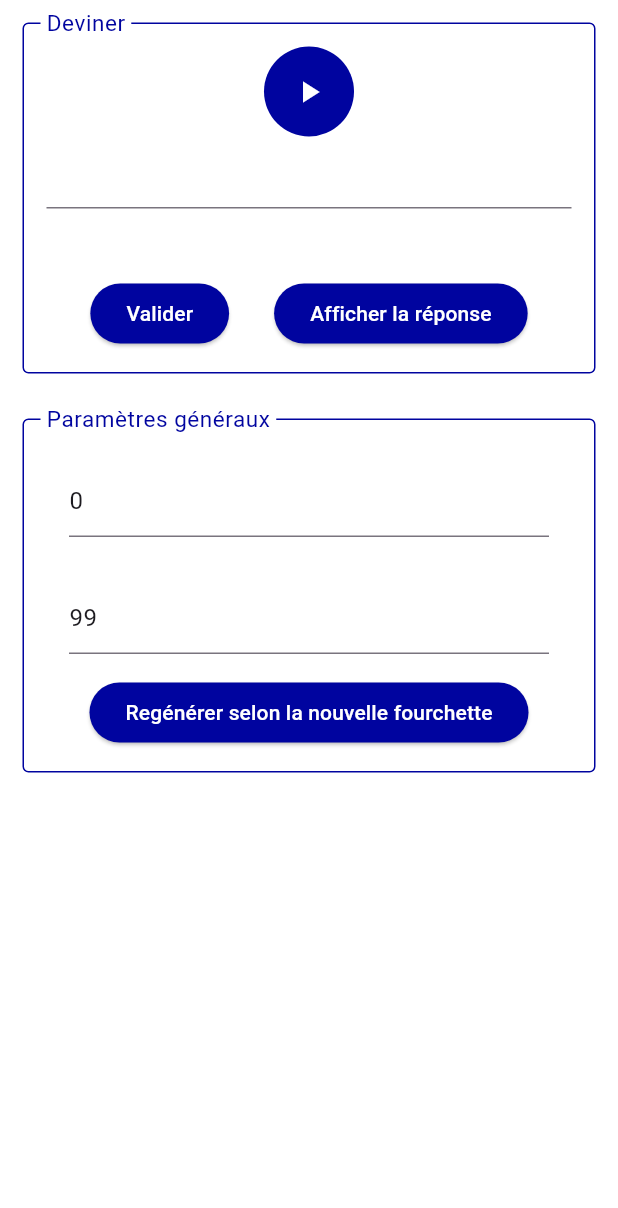
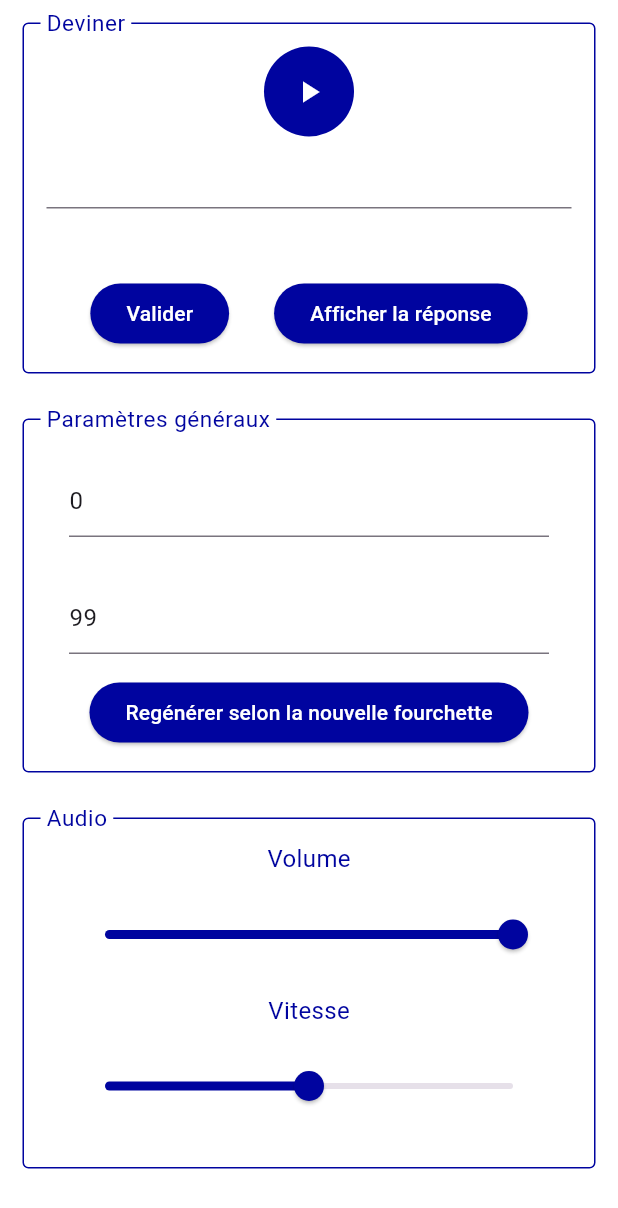
Before and after one commit to UgoCavitte/nombres_en_lettres_exercices, a Flutter app: the DevineAudio widget shown alone on an empty page, opened directly, on a phone screen of 412 x 824 dp. Shown: the top 1208 px of the screen. Run offline on Flutter 3.47's test engine with Material 3 defaults, Android fonts, the phone set to English and light mode, and no system bars; our stand-ins replace flutter_tts, google_mobile_ads.

Commit message:
Added audio parameters

```diff
--- a/lib/pages/devine_audio.dart
+++ b/lib/pages/devine_audio.dart
@@ -27,6 +27,7 @@ class DevineAudio extends StatelessWidget {
             children: [
               _getAudioPlayer(provider),
               _getMainSettings(provider),
+              _getAudioSettings(provider),
               // _getAdditionalSettings()
             ],
           ),
@@ -86,6 +87,24 @@ class DevineAudio extends StatelessWidget {
             );
   }
 
+  Widget _getAudioSettings (ProviderDevineAudio provider) {
+    return Padding(
+      padding: paddingMarginGeneral,
+      child: ContainerTitre(title: "Audio",
+          childWidget: Column(
+            children: [
+              // Volume setter
+              const Text("Volume", style: textStyleNormal,),
+              Padding(padding: paddingMarginGeneral, child: Slider(value: provider.volume, activeColor: couleurTexteGeneral, onChanged: (v) => provider.setVolume(v)),),
+
+              // Speed setter
+              const Text("Vitesse", style: textStyleNormal,),
+              Padding(padding: paddingMarginGeneral, child: Slider(value: provider.speedRate, activeColor: couleurTexteGeneral, onChanged: (v) => provider.setSpeechRate(v)),)
+            ],
+          )),
+    );
+  }
+
   Widget _getAdditionalSettings () {
     return Text("Will be done later");
   }
@@ -96,6 +115,9 @@ class ProviderDevineAudio with ChangeNotifier {
 
   late int currentNumber;
   Random random = Random();
+
+  double volume = 1.0;
+  double speedRate = 0.5;
 
   int min = nombreMin.round();
   int max = 99;
@@ -110,8 +132,8 @@ class ProviderDevineAudio with ChangeNotifier {
 
   void initialize () async {
     await flutterTts.setLanguage("fr-FR");
-    await flutterTts.setSpeechRate(0.5);
-    await flutterTts.setVolume(1.0);
+    await flutterTts.setSpeechRate(speedRate);
+    await flutterTts.setVolume(volume);
     await flutterTts.setPitch(1.0);
 
     regenerate();
@@ -145,6 +167,18 @@ class ProviderDevineAudio with ChangeNotifier {
     notifyListeners();
   }
 
+    void setVolume (double v) async {
+    volume = v;
+    await flutterTts.setVolume(volume);
+    notifyListeners();
+  }
+
+  void setSpeechRate (double v) async {
+    speedRate = v;
+    await flutterTts.setSpeechRate(v);
+    notifyListeners();
+  }
+
   void regenerate () {
     min = int.parse(controllerMin.text);
     max = int.parse(controllerMax.text);
```
